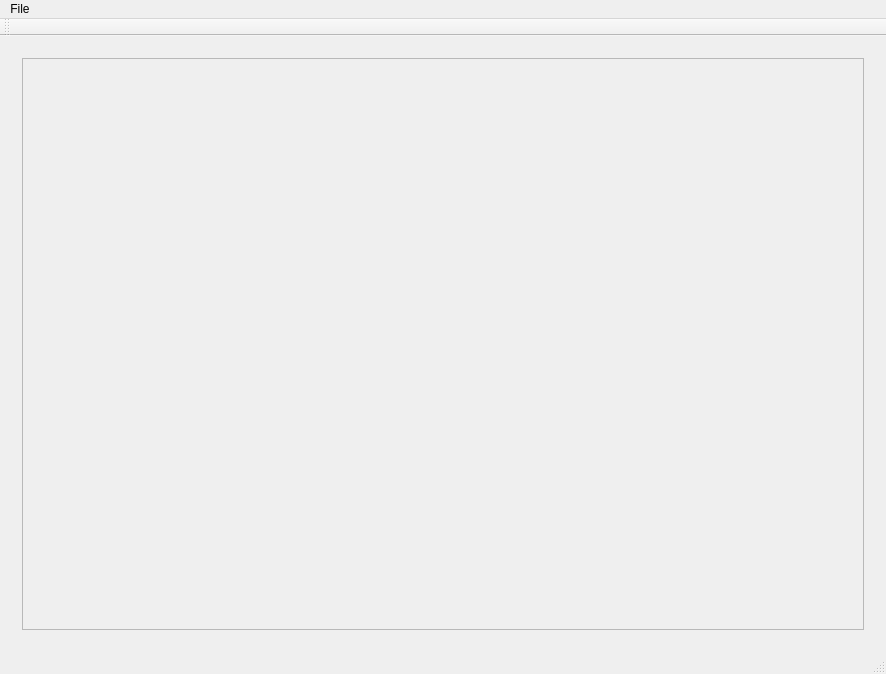
Old version of the form modules/module_settings/mainwindow.ui in the repository JasonForrest/Modules.
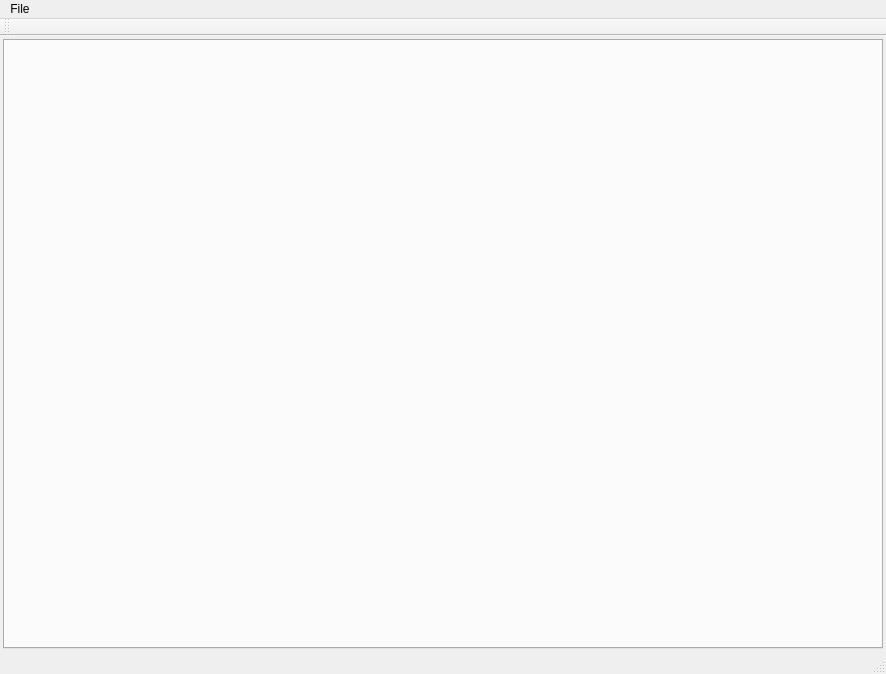
New version of the form.

Patch:
```diff
--- a/modules/module_settings/mainwindow.ui
+++ b/modules/module_settings/mainwindow.ui
@@ -15,32 +15,23 @@
   </property>
   <widget class="QWidget" name="centralWidget">
    <layout class="QGridLayout" name="centralLayout">
+    <property name="leftMargin">
+     <number>3</number>
+    </property>
+    <property name="topMargin">
+     <number>3</number>
+    </property>
+    <property name="rightMargin">
+     <number>3</number>
+    </property>
+    <property name="bottomMargin">
+     <number>3</number>
+    </property>
+    <property name="spacing">
+     <number>3</number>
+    </property>
     <item row="0" column="0">
-     <widget class="QWidget" name="mainWidget" native="true">
-      <layout class="QGridLayout" name="mainWidgetLayout">
-       <item row="0" column="0">
-        <layout class="QGridLayout" name="mainWidgetWorkPlaceLayout">
-         <item row="0" column="0">
-          <widget class="QScrollArea" name="workPlaceScrollArea">
-           <property name="widgetResizable">
-            <bool>false</bool>
-           </property>
-           <widget class="QWidget" name="workPlaceScrollAreaWidget">
-            <property name="geometry">
-             <rect>
-              <x>0</x>
-              <y>0</y>
-              <width>256</width>
-              <height>256</height>
-             </rect>
-            </property>
-           </widget>
-          </widget>
-         </item>
-        </layout>
-       </item>
-      </layout>
-     </widget>
+     <widget class="QTabWidget" name="tabProjectPages"/>
     </item>
    </layout>
   </widget>
```
Left out of the diff: 6 changed lines with no effect on the pictures.
